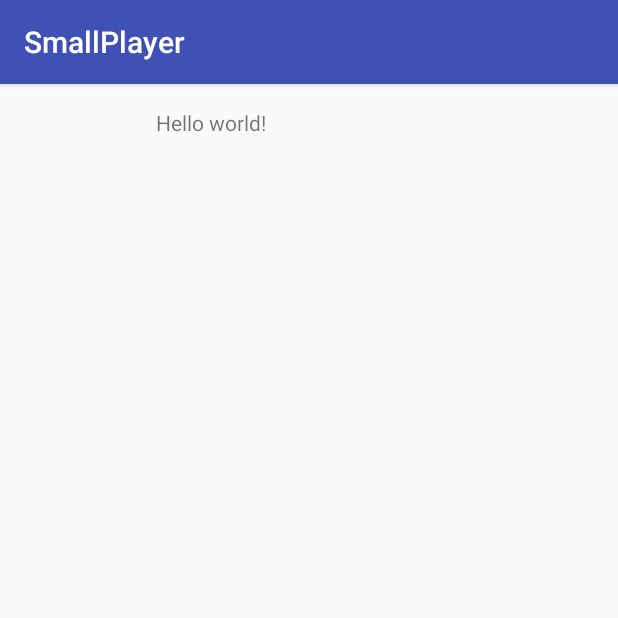
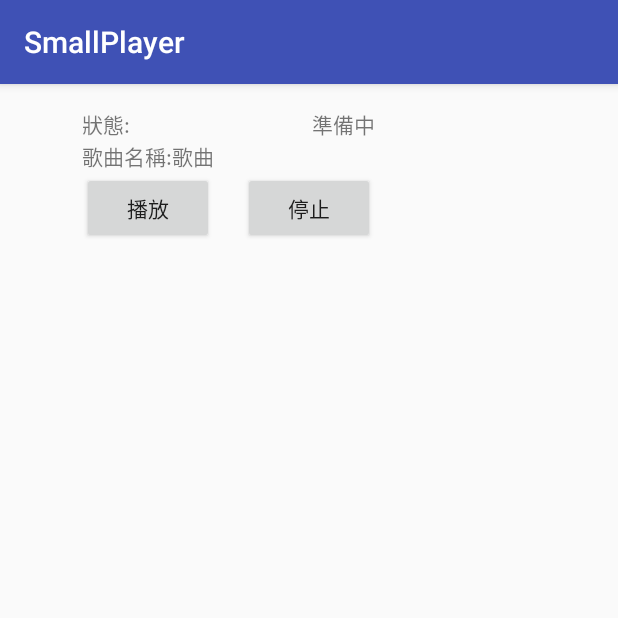
Before and after one commit to tonynowater87/smallplayer, an Android app: the screen it shows after launch (MainActivity), on a phone screen of 412 x 824 dp, the top half of it. Run offline under Robolectric (Android 15) with nearby library versions, the phone set to English and light mode, and no system bars.

Commit message:
初步加入可播放歌曲

```diff
--- a/smallplayer/app/src/main/AndroidManifest.xml
+++ b/smallplayer/app/src/main/AndroidManifest.xml
@@ -1,6 +1,8 @@
 <?xml version="1.0" encoding="utf-8"?>
 <manifest xmlns:android="http://schemas.android.com/apk/res/android"
           package="com.tonynowater.smallplayer">
+
+    <uses-permission android:name="android.permission.READ_EXTERNAL_STORAGE" />
 
     <application
         android:allowBackup="true"
@@ -8,7 +10,7 @@
         android:label="@string/app_name"
         android:supportsRtl="true"
         android:theme="@style/AppTheme">
-        <activity android:name=".MainActivity">
+        <activity android:name=".activity.MainActivity">
             <intent-filter>
                 <action android:name="android.intent.action.MAIN"/>
 
--- /dev/null
+++ b/smallplayer/app/src/main/java/com/tonynowater/smallplayer/activity/MainActivity.java
@@ -0,0 +1,92 @@
+package com.tonynowater.smallplayer.activity;
+
+import android.os.Bundle;
+import android.support.v7.app.AppCompatActivity;
+import android.view.View;
+import android.widget.Button;
+import android.widget.TextView;
+
+import com.tonynowater.smallplayer.R;
+import com.tonynowater.smallplayer.dto.Song;
+import com.tonynowater.smallplayer.util.MediaUtils;
+import com.tonynowater.smallplayer.util.PlayerState;
+import com.tonynowater.smallplayer.util.SongPlayer;
+
+import java.util.List;
+
+public class MainActivity extends AppCompatActivity
+{
+    private static final String TAG = MainActivity.class.getSimpleName();
+
+    private View.OnClickListener mOnClickListener = new View.OnClickListener()
+    {
+        @Override
+        public void onClick(View v)
+        {
+            switch (v.getId())
+            {
+                case R.id.buttonPlay:
+                    if(mSongPlayer.getmPlayerState() == PlayerState.INIT)
+                    {
+                        mSongPlayer.prepareForStart(sPath);
+                        tvSongStatus.setText("播放中");
+                    }
+                    else if(mSongPlayer.getmPlayerState() == PlayerState.PAUSE)
+                    {
+                        mSongPlayer.startPlayer();
+                        tvSongStatus.setText("播放中");
+                    }
+                    break;
+                case R.id.buttonStop:
+                    mSongPlayer.pause();
+                    tvSongStatus.setText("已暫停");
+                    break;
+            }
+        }
+    };
+    private SongPlayer mSongPlayer;
+    private TextView tvSongName;
+    private TextView tvSongStatus;
+    private String sPath;
+
+    @Override
+    protected void onCreate(Bundle savedInstanceState)
+    {
+        super.onCreate(savedInstanceState);
+        setContentView(R.layout.activity_main);
+
+        tvSongName = (TextView) findViewById(R.id.textViewSongName);
+        tvSongStatus = (TextView) findViewById(R.id.textViewStatus);
+        Button buttonPlay = (Button) findViewById(R.id.buttonPlay);
+        Button buttonStop = (Button) findViewById(R.id.buttonStop);
+
+        buttonPlay.setOnClickListener(mOnClickListener);
+        buttonStop.setOnClickListener(mOnClickListener);
+
+
+        mSongPlayer = new SongPlayer();
+    }
+
+    @Override
+    protected void onResume()
+    {
+        super.onResume();
+        List<Song> songList = MediaUtils.getAudioList(getApplicationContext());
+        for (int i = 0; i < songList.size(); i++)
+        {
+            sPath = MediaUtils.getAudioList(getApplicationContext()).get(i).getmData();
+            if (sPath != null)
+            {
+                tvSongName.setText(sPath);
+                break;
+            }
+        }
+    }
+
+    @Override
+    protected void onStop()
+    {
+        super.onStop();
+        mSongPlayer.stopPlayer();
+    }
+}
--- /dev/null
+++ b/smallplayer/app/src/main/java/com/tonynowater/smallplayer/util/MediaUtils.java
@@ -0,0 +1,100 @@
+package com.tonynowater.smallplayer.util;
+
+import android.content.ContentResolver;
+import android.content.Context;
+import android.database.Cursor;
+import android.os.Bundle;
+import android.provider.MediaStore;
+
+import com.tonynowater.smallplayer.dto.Song;
+
+import java.util.ArrayList;
+import java.util.List;
+
+/**
+ * Created by tonynowater on 2017/3/23.
+ */
+public class MediaUtils
+{
+    public static final String[] AUDIO_COLUMNS = new String[]{
+            MediaStore.Audio.Media._ID,
+            MediaStore.Audio.Media.TITLE,//歌名
+            MediaStore.Audio.Media.ARTIST,//歌手
+            MediaStore.Audio.Media.COMPOSER,//編曲
+            MediaStore.Audio.Media.ALBUM,//專輯
+            MediaStore.Audio.Media.DISPLAY_NAME,//顯示名稱即檔名
+            MediaStore.Audio.Media.DURATION,//歌長(ms)
+            MediaStore.Audio.Media.SIZE,//大小(bytes)
+            MediaStore.Audio.Media.YEAR,//年份
+            MediaStore.Audio.Media.TRACK,//歌曲編號
+            MediaStore.Audio.Media.IS_MUSIC,//是否是音樂檔 (1=是)
+            MediaStore.Audio.Media.MIME_TYPE,//檔案格式
+            MediaStore.Audio.Media.DATA,//檔案路徑
+    };
+
+    /** 取得手機裡的音樂檔案列表 */
+    public static List<Song> getAudioList(Context context)
+    {
+        ContentResolver resolver = context.getContentResolver();
+        Cursor cursor = resolver.query(
+                MediaStore.Audio.Media.EXTERNAL_CONTENT_URI,
+                AUDIO_COLUMNS,
+                MediaStore.Audio.Media.IS_MUSIC + "=" + 1,
+                null,
+                null);
+
+        return getAudioList(cursor);
+    }
+
+    private static List<Song> getAudioList(Cursor cursor)
+    {
+        List<Song> songList = new ArrayList<>();
+        Bundle bundle;
+        if (cursor.getCount() > 0)
+        {
+            for (cursor.moveToFirst(); !cursor.isAfterLast(); cursor.moveToNext())
+            {
+                bundle = new Bundle();
+                String sColumn;
+                int iColumnIndex;
+                int iField;
+                for (int i = 0; i < AUDIO_COLUMNS.length; i++)
+                {
+                    sColumn = AUDIO_COLUMNS[i];
+                    iColumnIndex = cursor.getColumnIndex(sColumn);
+                    iField = cursor.getType(iColumnIndex);
+                    switch (iField)
+                    {
+                        case Cursor.FIELD_TYPE_INTEGER:
+                            System.out.println("[" + sColumn + "] cursor = FIELD_TYPE_INTEGER [" + cursor.getInt(iColumnIndex) + "]");
+                            bundle.putInt(sColumn,cursor.getInt(iColumnIndex));
+                            break;
+                        case Cursor.FIELD_TYPE_STRING:
+                            System.out.println("[" + sColumn + "] cursor = FIELD_TYPE_STRING [" + cursor.getString(iColumnIndex) + "]");
+                            bundle.putString(sColumn,cursor.getString(iColumnIndex));
+                            break;
+                        case Cursor.FIELD_TYPE_NULL:
+                            System.out.println("[" + sColumn + "] cursor = [ FIELD_TYPE_NULL ]");
+                            break;
+                    }
+                }
+
+                songList.add(new Song(bundle));
+            }
+        }
+
+        cursor.close();
+        logSongList(songList);
+        return songList;
+    }
+
+    private static void logSongList(List<Song> songList)
+    {
+        System.out.println("logSongList");
+        for (int i = 0; i < songList.size(); i++)
+        {
+//            System.out.println("songList = [" + songList.get(i).getmData() + "]");//這個log會缺有些歌..
+            System.out.println("songList = [" + songList.get(i).getmDisplayName() + "]");
+        }
+    }
+}
--- a/smallplayer/app/src/main/res/layout/activity_main.xml
+++ b/smallplayer/app/src/main/res/layout/activity_main.xml
@@ -9,16 +9,63 @@
     android:paddingLeft="@dimen/activity_horizontal_margin"
     android:paddingRight="@dimen/activity_horizontal_margin"
     android:paddingTop="@dimen/activity_vertical_margin"
-    tools:context="com.tonynowater.smallplayer.MainActivity">
+    tools:context="com.tonynowater.smallplayer.activity.MainActivity">
+
+    <Button
+        android:text="播放"
+        android:layout_width="wrap_content"
+        android:layout_height="wrap_content"
+        android:id="@+id/buttonPlay"
+        android:layout_below="@+id/textView"
+        android:layout_toLeftOf="@+id/buttonStop"
+        android:layout_toStartOf="@+id/buttonStop"
+        android:layout_marginRight="19dp"
+        android:layout_marginEnd="19dp"/>
+
+    <Button
+        android:text="停止"
+        android:layout_width="wrap_content"
+        android:layout_height="wrap_content"
+        android:id="@+id/buttonStop"
+        android:layout_alignBaseline="@+id/buttonPlay"
+        android:layout_alignBottom="@+id/buttonPlay"
+        android:layout_centerHorizontal="true"/>
 
     <TextView
-        android:text="Hello world!"
+        android:text="準備中"
         android:layout_width="wrap_content"
         android:layout_height="wrap_content"
-        android:layout_alignParentLeft="true"
-        android:layout_alignParentStart="true"
-        android:layout_marginLeft="88dp"
-        android:layout_marginStart="88dp"
+        android:id="@+id/textViewStatus"
+        android:layout_alignParentTop="true"
+        android:layout_alignRight="@+id/buttonStop"
+        android:layout_alignEnd="@+id/buttonStop"/>
+
+    <TextView
+        android:text="歌曲名稱:"
+        android:layout_width="wrap_content"
+        android:layout_height="wrap_content"
         android:id="@+id/textView"
-        android:layout_alignParentTop="true"/>
+        android:layout_below="@+id/textView2"
+        android:layout_alignLeft="@+id/buttonPlay"
+        android:layout_alignStart="@+id/buttonPlay"/>
+
+    <TextView
+        android:text="狀態:"
+        android:layout_width="wrap_content"
+        android:layout_height="wrap_content"
+        android:id="@+id/textView2"
+        android:layout_alignParentTop="true"
+        android:layout_alignLeft="@+id/textView"
+        android:layout_alignStart="@+id/textView"/>
+
+    <TextView
+        android:text="歌曲"
+        android:layout_width="wrap_content"
+        android:layout_height="wrap_content"
+        android:id="@+id/textViewSongName"
+        android:layout_toRightOf="@+id/textView"
+        android:layout_above="@+id/buttonPlay"
+        />
+
+
 </RelativeLayout>
```
Also changed, not shown: smallplayer/app/src/main/java/com/tonynowater/smallplayer/MainActivity.java (deleted, +0 -15 lines), smallplayer/app/src/main/java/com/tonynowater/smallplayer/dto/Song.java (added, +171 -0 lines), smallplayer/app/src/main/java/com/tonynowater/smallplayer/util/PlayerState.java (added, +12 -0 lines), smallplayer/app/src/main/java/com/tonynowater/smallplayer/util/SongPlayer.java (added, +91 -0 lines).
